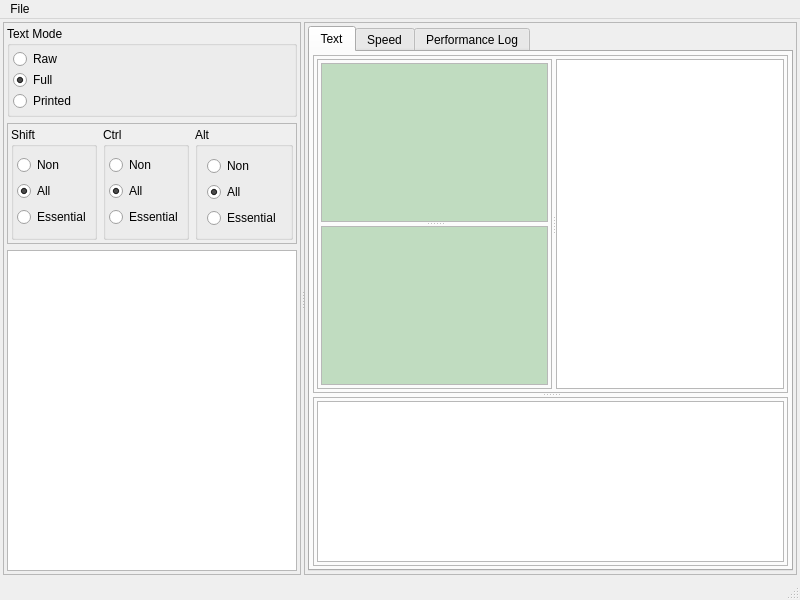
Above: Qt/MainWindow.ui from DimaTrushin/TypingAnalysis before the change. Below: the same form after it.
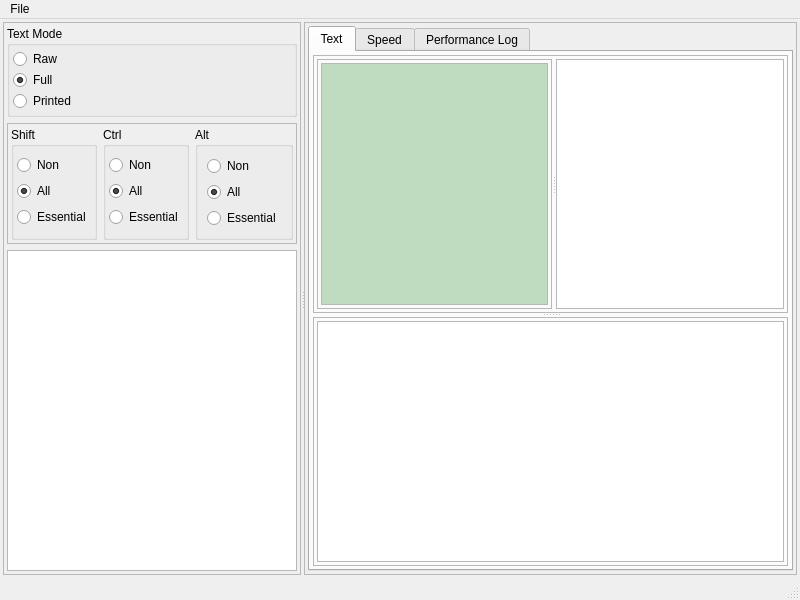
That is the form after the change.

What changed in the file:
```diff
--- a/Qt/MainWindow.ui
+++ b/Qt/MainWindow.ui
@@ -447,53 +447,6 @@
                         <bool>true</bool>
                        </property>
                       </widget>
-                      <widget class="QTextEdit" name="textEdit_3">
-                       <property name="palette">
-                        <palette>
-                         <active>
-                          <colorrole role="Base">
-                           <brush brushstyle="SolidPattern">
-                            <color alpha="255">
-                             <red>192</red>
-                             <green>220</green>
-                             <blue>192</blue>
-                            </color>
-                           </brush>
-                          </colorrole>
-                         </active>
-                         <inactive>
-                          <colorrole role="Base">
-                           <brush brushstyle="SolidPattern">
-                            <color alpha="255">
-                             <red>192</red>
-                             <green>220</green>
-                             <blue>192</blue>
-                            </color>
-                           </brush>
-                          </colorrole>
-                         </inactive>
-                         <disabled>
-                          <colorrole role="Base">
-                           <brush brushstyle="SolidPattern">
-                            <color alpha="255">
-                             <red>68</red>
-                             <green>68</green>
-                             <blue>68</blue>
-                            </color>
-                           </brush>
-                          </colorrole>
-                         </disabled>
-                        </palette>
-                       </property>
-                       <property name="font">
-                        <font>
-                         <pointsize>14</pointsize>
-                        </font>
-                       </property>
-                       <property name="readOnly">
-                        <bool>true</bool>
-                       </property>
-                      </widget>
                      </widget>
                     </item>
                    </layout>
```
Left out of the diff: 4 changed lines with no effect on the pictures.
